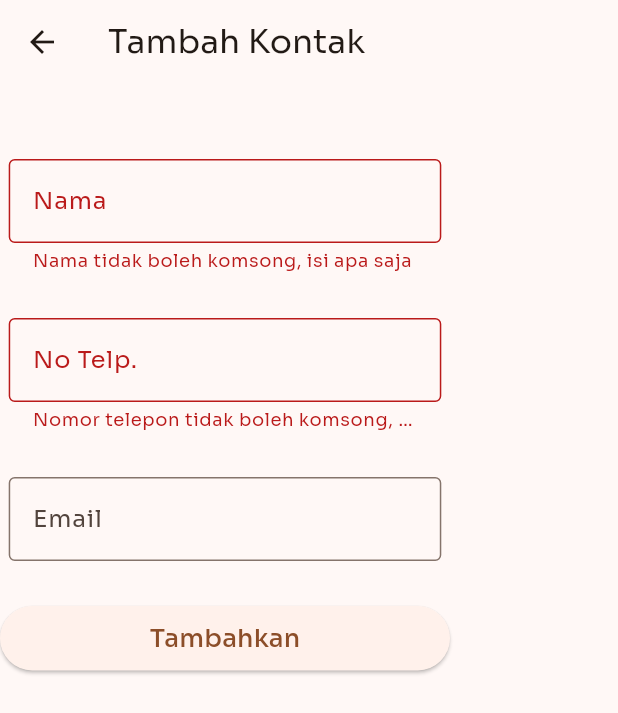
After one commit to Yuzuru07/Kontak, a Flutter app: the AddContact screen opened by its route, after a tap on "Tambahkan", on a phone screen of 412 x 824 dp. The commit adds this screen. Shown: the top 713 px of the screen. Run offline on Flutter 3.47's test engine with Material 3 defaults, Android fonts, the phone set to English and light mode, and no system bars; our stand-ins replace cloud_firestore, firebase_auth, firebase_core, google_fonts, google_sign_in; accounts and stored records are empty.

Commit message:
Menambahkan fungsionalitas CRUD(create) data

```diff
--- /dev/null
+++ b/lib/controllers/crud_service.dart
@@ -0,0 +1,21 @@
+import 'package:cloud_firestore/cloud_firestore.dart';
+import 'package:firebase_auth/firebase_auth.dart';
+
+class CRUDservice {
+  User? user = FirebaseAuth.instance.currentUser;
+
+  // Tambah kontak ke Firestore
+  Future addNewContacts(String name, String phone, String email) async {
+    Map<String, dynamic> data = {"name": name, "email": email, "phone": phone};
+    try {
+      await FirebaseFirestore.instance
+          .collection("user")
+          .doc(user!.uid)
+          .collection("contacts")
+          .add(data);
+      print("Doc added");
+    } catch (e) {
+      print(e.toString());
+    }
+  }
+}
--- a/lib/main.dart
+++ b/lib/main.dart
@@ -3,6 +3,7 @@ import 'package:flutter/material.dart';
 import 'package:google_fonts/google_fonts.dart';
 import 'package:kontak/controllers/auth_service.dart';
 import 'package:kontak/firebase_options.dart';
+import 'package:kontak/views/add_contact_page.dart';
 import 'package:kontak/views/home.dart';
 import 'package:kontak/views/login_page.dart';
 import 'package:kontak/views/sign_up_page.dart';
@@ -24,7 +25,8 @@ void main() async {
       "/": (context) => const CheckUser(),
       "/home": (context) => const HomePage(),
       "/signup": (context) => const SignUpPG(),
-      "/login": (context) => const LoginPG()
+      "/login": (context) => const LoginPG(),
+      "/add": (context) => const AddContact()
     },
   ));
 }
--- /dev/null
+++ b/lib/views/add_contact_page.dart
@@ -0,0 +1,88 @@
+import 'package:flutter/material.dart';
+import 'package:kontak/controllers/crud_service.dart';
+
+class AddContact extends StatefulWidget {
+  const AddContact({super.key});
+
+  @override
+  State<AddContact> createState() => _AddContactState();
+}
+
+class _AddContactState extends State<AddContact> {
+  final formKey = GlobalKey<FormState>();
+  final TextEditingController _nameCont = TextEditingController();
+  final TextEditingController _emailCont = TextEditingController();
+  final TextEditingController _phoneCont = TextEditingController();
+  @override
+  Widget build(BuildContext context) {
+    return Scaffold(
+      appBar: AppBar(
+        title: const Text("Tambah Kontak"),
+      ),
+      body: SingleChildScrollView(
+        child: Form(
+          key: formKey,
+          child: Column(
+            mainAxisAlignment: MainAxisAlignment.center,
+            children: [
+              const SizedBox(
+                height: 50,
+              ),
+              SizedBox(
+                  width: MediaQuery.of(context).size.width * .7,
+                  child: TextFormField(
+                    validator: (value) => value!.isEmpty
+                        ? "Nama tidak boleh komsong, isi apa saja"
+                        : null,
+                    controller: _nameCont,
+                    decoration: const InputDecoration(
+                        border: OutlineInputBorder(), label: Text("Nama")),
+                  )),
+              const SizedBox(
+                height: 30,
+              ),
+              SizedBox(
+                  width: MediaQuery.of(context).size.width * .7,
+                  child: TextFormField(
+                    validator: (value) => value!.isEmpty
+                        ? "Nomor telepon tidak boleh komsong, apa yg anda simpan?"
+                        : null,
+                    controller: _phoneCont,
+                    decoration: const InputDecoration(
+                        border: OutlineInputBorder(), label: Text("No Telp.")),
+                  )),
+              const SizedBox(
+                height: 30,
+              ),
+              SizedBox(
+                  width: MediaQuery.of(context).size.width * .7,
+                  child: TextFormField(
+                    controller: _emailCont,
+                    decoration: const InputDecoration(
+                        border: OutlineInputBorder(), label: Text("Email")),
+                  )),
+              const SizedBox(
+                height: 30,
+              ),
+              SizedBox(
+                height: 43,
+                width: 300,
+                child: ElevatedButton(
+                    onPressed: () {
+                      if (formKey.currentState!.validate()) {
+                        CRUDservice().addNewContacts(
+                            _nameCont.text, _phoneCont.text, _emailCont.text);
+                      }
+                    },
+                    child: const Text(
+                      "Tambahkan",
+                      style: TextStyle(fontSize: 17),
+                    )),
+              ),
+            ],
+          ),
+        ),
+      ),
+    );
+  }
+}
--- a/lib/views/home.dart
+++ b/lib/views/home.dart
@@ -14,6 +14,12 @@ class _HomePageState extends State<HomePage> {
   Widget build(BuildContext context) {
     return Scaffold(
       appBar: AppBar(title: const Text("Quantum Connect")),
+      floatingActionButton: FloatingActionButton(
+        onPressed: () {
+          Navigator.pushNamed(context, "/add");
+        },
+        child: const Icon(Icons.person_add_alt_1_rounded),
+      ),
       drawer: Drawer(
         child: ListView(
           children: [
--- a/pubspec.yaml
+++ b/pubspec.yaml
@@ -39,6 +39,7 @@ dependencies:
   google_fonts: ^6.1.0
   firebase_auth: ^4.17.0
   google_sign_in: ^6.2.1
+  cloud_firestore: ^4.15.4
 
 dev_dependencies:
   flutter_test:
```
Also changed, not shown: pubspec.lock.
